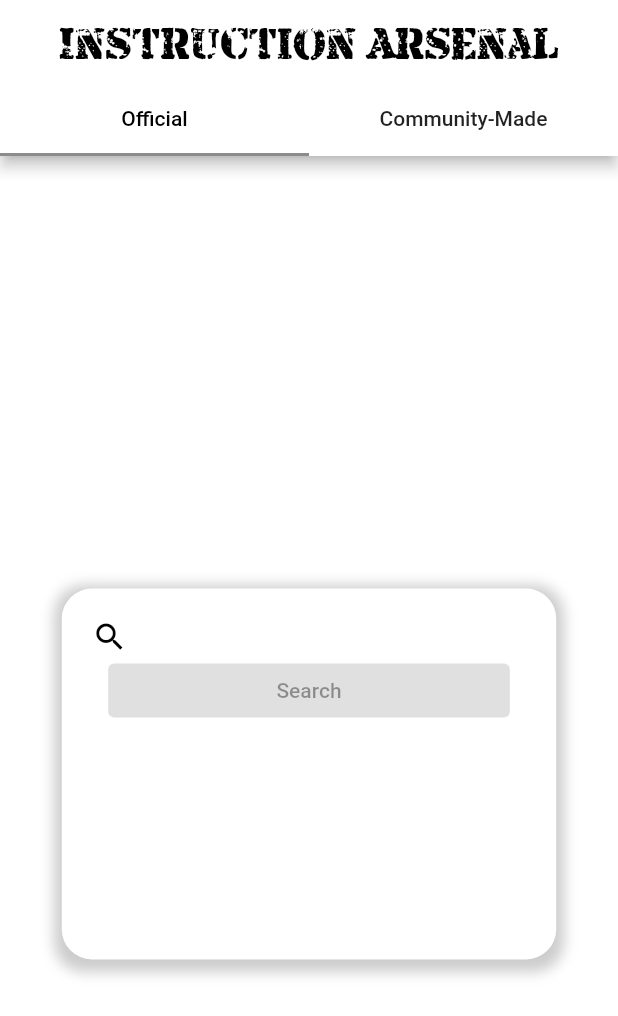
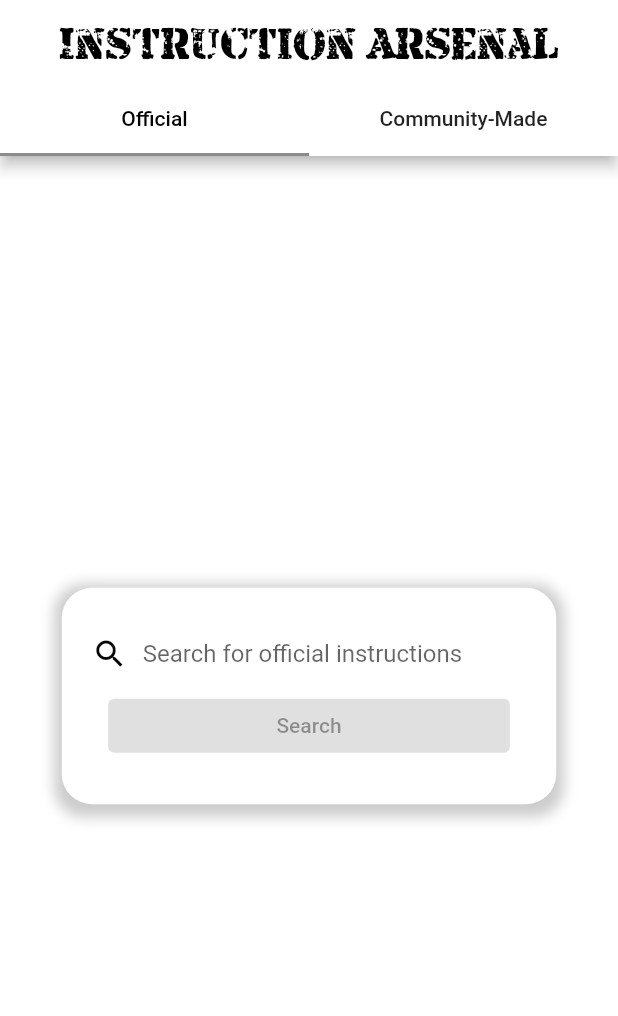
Before and after one commit to Brendan-H/InstructionArsenal, a Flutter app: the screen it shows after launch, on a phone screen of 412 x 824 dp. Shown: the top 1016 px of the screen. Run offline on Flutter 3.47's test engine with Material 2 defaults, Android fonts, the phone set to English and light mode, and no system bars; Roboto replaces fonts that are missing (Montserrat).

Commit message:
official instructions tab ui done

```diff
--- a/instruction_arsenal/lib/homepage/official_instructions/official_instructions_tab.dart
+++ b/instruction_arsenal/lib/homepage/official_instructions/official_instructions_tab.dart
@@ -14,9 +14,7 @@ class _OfficialInstructionsTabState extends State<OfficialInstructionsTab> {
     return Scaffold(
       backgroundColor: Colors.white60,
       body: LayoutBuilder(
-        builder: (context, constraints) => SingleChildScrollView(
-      scrollDirection: Axis.vertical,
-        child: Container(
+        builder: (context, constraints) => Container(
           height: MediaQuery.of(context).size.height,
           width: MediaQuery.of(context).size.width,
           child: Column(
@@ -24,7 +22,7 @@ class _OfficialInstructionsTabState extends State<OfficialInstructionsTab> {
             crossAxisAlignment: CrossAxisAlignment.center,
             children: [
               Container(
-                height: MediaQuery.of(context).size.height * 0.3,
+                height: MediaQuery.of(context).size.height * 0.175,
                 width: MediaQuery.of(context).size.width * 0.8,
                 decoration: BoxDecoration(
                   color: Colors.white,
@@ -42,16 +40,31 @@ class _OfficialInstructionsTabState extends State<OfficialInstructionsTab> {
                   padding: const EdgeInsets.fromLTRB(20, 20, 20, 20),
                   child: Column(
                     mainAxisAlignment: MainAxisAlignment.start,
+                    crossAxisAlignment: CrossAxisAlignment.center,
                     children: [
                       Row(
+                        crossAxisAlignment: CrossAxisAlignment.center,
                         children: const [
                           Icon(Icons.search),
+                          //search box
+                          Expanded(
+                            child: Padding(
+                              padding: EdgeInsets.fromLTRB(10, 0, 0, 0),
+                              child: TextField(
+                                decoration: InputDecoration(
+                                  border: InputBorder.none,
+                                  hintText: 'Search for official instructions',
+                                ),
+                              ),
+                            ),
+                          ),
                         ],
                       ),
                       Container(
                         width: MediaQuery.of(context).size.width * 0.65,
                         child: const ElevatedButton(onPressed: null, child: Text(
                           "Search"
+                              //TODO add search functionality using spotlight.io
                         ),
                         ),
                       )
@@ -63,8 +76,7 @@ class _OfficialInstructionsTabState extends State<OfficialInstructionsTab> {
 
             ],
           ),
-        )
-      ),
+        ),
     )
     );
   }
```
